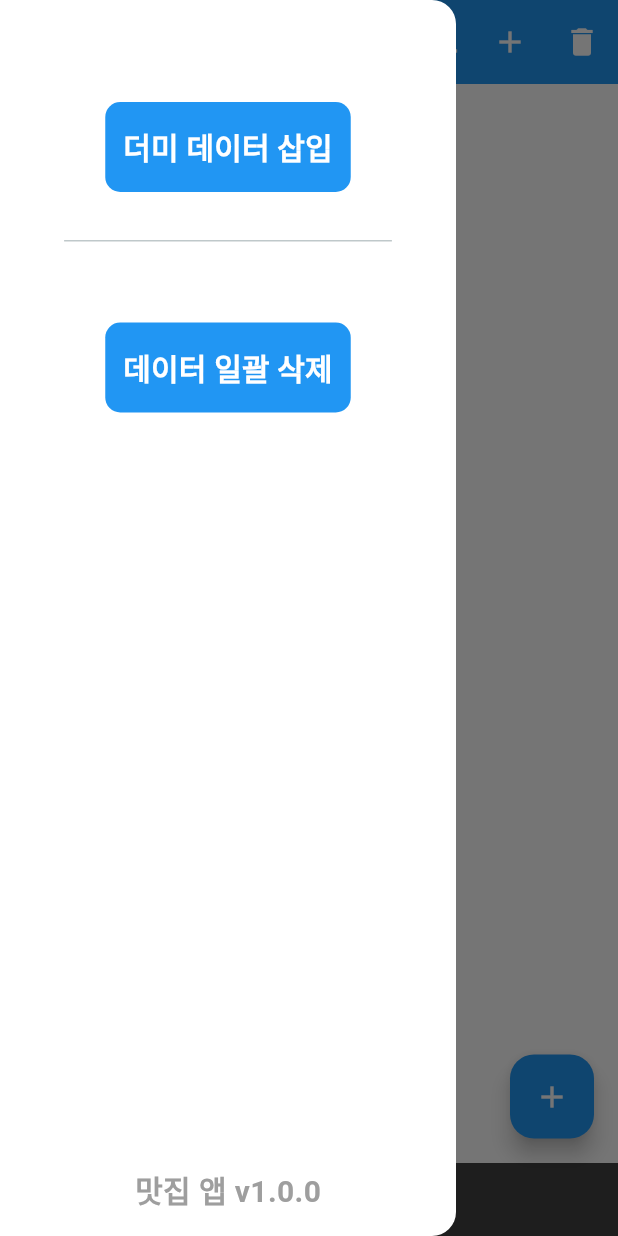
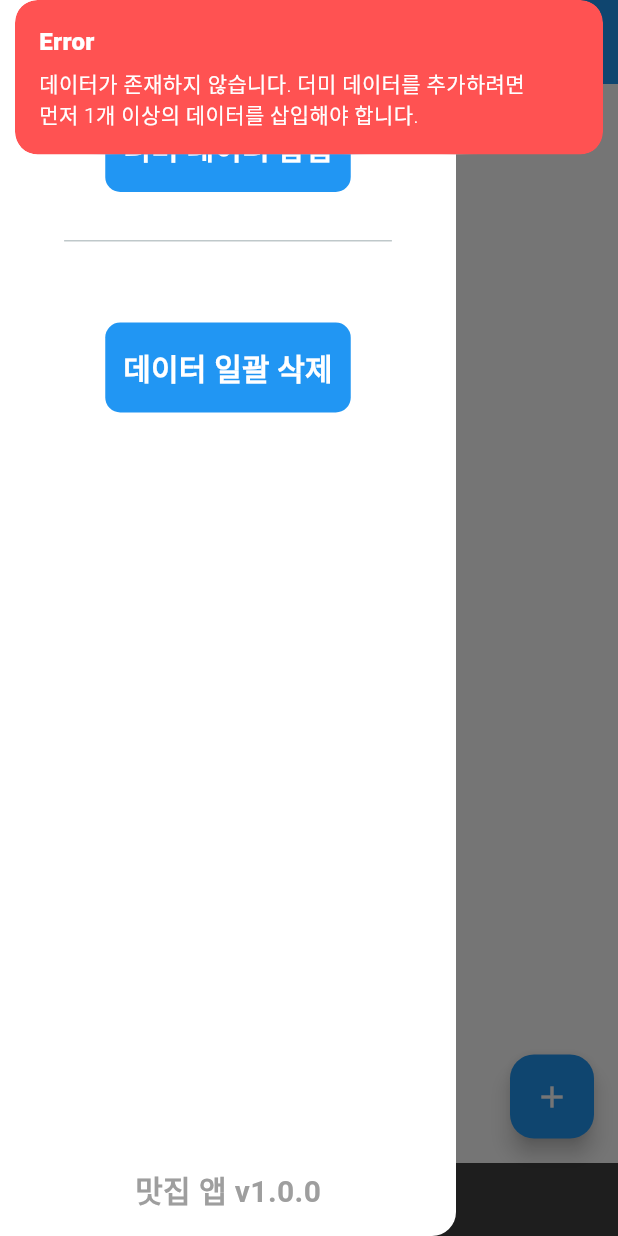
Before and after one commit to cheng80/must_to_eat_app, a Flutter app: the screen it shows after launch, in the side drawer, after a tap on "더미 데이터 삽입", on a phone screen of 412 x 824 dp. Run offline on Flutter 3.47's test engine with Material 3 defaults, Android fonts, the phone set to English and light mode, and no system bars; our stand-ins replace flutter_map, flutter_slidable, geolocator, get, image_picker, latlong2 and 2 more; accounts and stored records are empty.

Commit message:
DB 데이터 삭제 관련 스넥바 문구와 지속시간 수정

```diff
--- a/lib/vm/database_handler.dart
+++ b/lib/vm/database_handler.dart
@@ -201,10 +201,10 @@ class DatabaseHandler {
   if (rows.isEmpty) {
     Get.snackbar(
       "Error",
-      "데이터가 존재하지 않습니다. 더미 데이터를 추가하려면 먼저 id=1 데이터를 삽입해야 합니다.",
+      "데이터가 존재하지 않습니다. 더미 데이터를 추가하려면 \n먼저 1개 이상의 데이터를 삽입해야 합니다.",
       colorText: Colors.white,
       backgroundColor: Colors.redAccent,
-      duration: Duration(seconds: 1),
+      duration: Duration(seconds: 2),
       snackPosition: SnackPosition.TOP
     );
     return 0;
@@ -213,7 +213,12 @@ class DatabaseHandler {
   final imageData = rows.first['image'];
 
   if (imageData == null) {
-    Get.snackbar("Error", "id=1 데이터에 이미지가 존재해야 더미 데이터를 추가할 수 있습니다.");
+    Get.snackbar("Error", "데이터에 이미지가 존재해야 더미 데이터를 추가할 수 있습니다.",
+      colorText: Colors.white,
+      backgroundColor: Colors.redAccent,
+      duration: Duration(seconds: 2),
+      snackPosition: SnackPosition.TOP
+    );
     return 0;
   }
 
```
